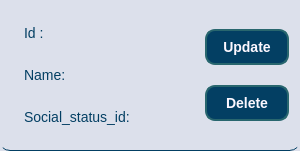
R-Kiselev/Lab1, file course_work/source/menu/client_widget.ui: the form before one commit.
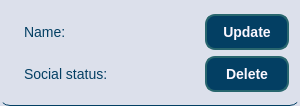
The form after the commit.

Patch:
```diff
--- a/course_work/source/menu/client_widget.ui
+++ b/course_work/source/menu/client_widget.ui
@@ -7,7 +7,7 @@
     <x>0</x>
     <y>0</y>
     <width>300</width>
-    <height>151</height>
+    <height>106</height>
    </rect>
   </property>
   <property name="windowTitle">
@@ -49,7 +49,14 @@
      <item row="0" column="0">
       <layout class="QVBoxLayout" name="verticalLayout">
        <item>
-        <widget class="QLabel" name="labelId">
+        <widget class="QLabel" name="labelName">
+         <property name="text">
+          <string>Name:</string>
+         </property>
+        </widget>
+       </item>
+       <item>
+        <widget class="QLabel" name="labelSocialStatusId">
          <property name="sizePolicy">
           <sizepolicy hsizetype="MinimumExpanding" vsizetype="Preferred">
            <horstretch>0</horstretch>
@@ -57,21 +64,7 @@
           </sizepolicy>
          </property>
          <property name="text">
-          <string>Id :</string>
-         </property>
-        </widget>
-       </item>
-       <item>
-        <widget class="QLabel" name="labelName">
-         <property name="text">
-          <string>Name:</string>
-         </property>
-        </widget>
-       </item>
-       <item>
-        <widget class="QLabel" name="labelSocialStatusId">
-         <property name="text">
-          <string>Social_status_id:</string>
+          <string>Social status:</string>
          </property>
         </widget>
        </item>
```
